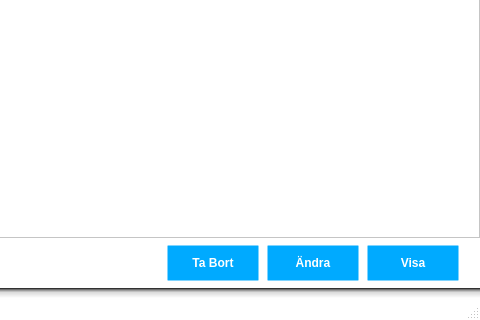
Above: trunk/gui/MainWindow.ui from nilsknacken/A3B-repo before the change; both pictures show x 320 to 800 and y 280 to 600 of the 800 by 600 pixel window. Below: the same form after it.
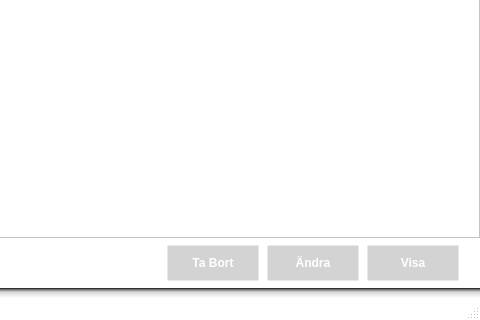
That is the form after the change. The open tabs and pages were chosen to show the change. Icons and pictures are not drawn.

Commit message: GUI: *.ui tagit bort person_nr sidan ur gui, endast knapp borta innan *P2 tagit bort alla bakgrundsfunkioner till person_nr *P2 ändrat alla index nu när person_nr är borta *P2 disablat/enablat knappar vid knapptryck i tabell *buggfixar

The edit to the form file:
```diff
--- a/trunk/gui/MainWindow.ui
+++ b/trunk/gui/MainWindow.ui
@@ -1962,6 +1962,9 @@
          <layout class="QGridLayout" name="gridLayoutP2Bottom">
           <item row="0" column="1">
            <widget class="QPushButton" name="pushButtonP2delete">
+            <property name="enabled">
+             <bool>false</bool>
+            </property>
             <property name="text">
              <string>Ta Bort</string>
             </property>
@@ -1969,6 +1972,9 @@
           </item>
           <item row="0" column="2">
            <widget class="QPushButton" name="pushButtonP2change">
+            <property name="enabled">
+             <bool>false</bool>
+            </property>
             <property name="text">
              <string>Ändra</string>
             </property>
@@ -1976,6 +1982,9 @@
           </item>
           <item row="0" column="3">
            <widget class="QPushButton" name="pushButtonP2show">
+            <property name="enabled">
+             <bool>false</bool>
+            </property>
             <property name="text">
              <string>Visa</string>
             </property>
```
Left out of the diff: 20 changed lines with no effect on the pictures. The commit also changes 3 other files.
